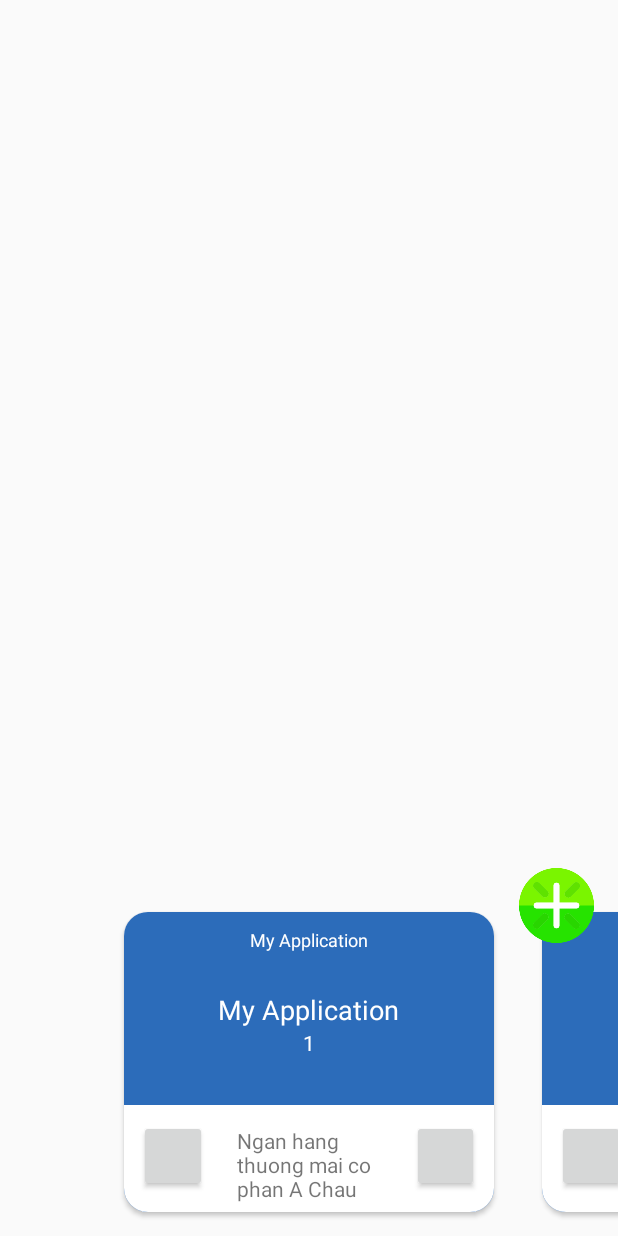
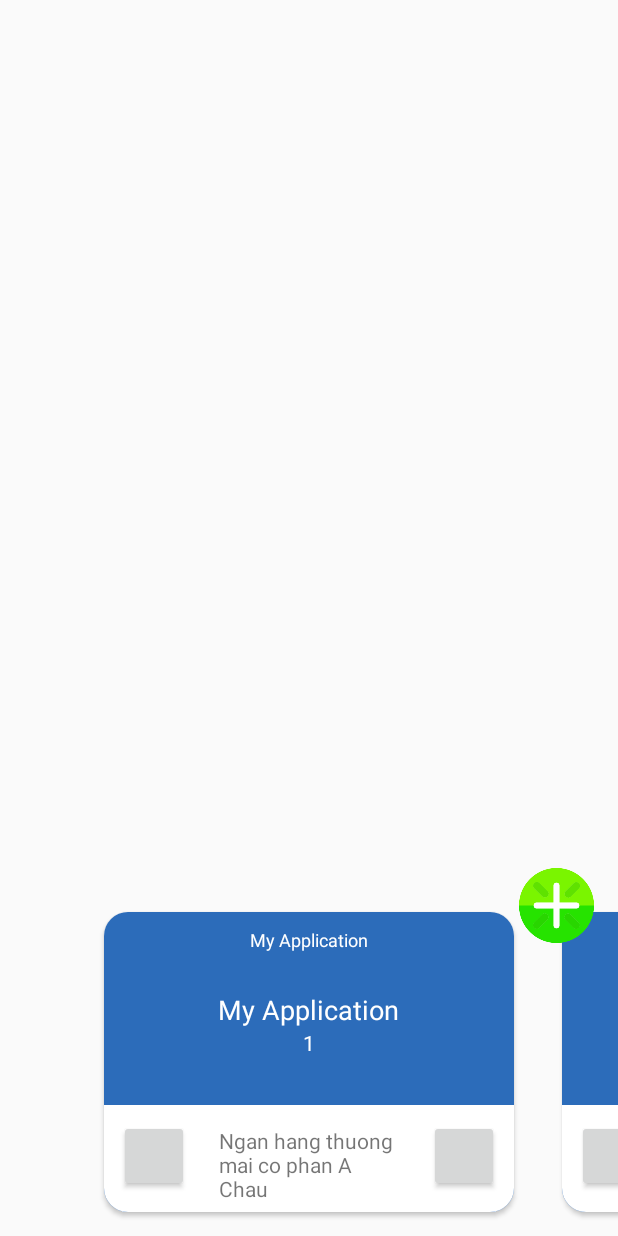
Before and after one commit to MinhLe2512/TestApplication, an Android app: the screen it shows after launch (MainActivity), on a phone screen of 412 x 824 dp. Run offline under Robolectric (Android 15) with nearby library versions, the phone set to English and light mode, and no system bars.

Commit message:
Initial Commit

```diff
--- a/app/src/main/java/com/example/myapplication/MainActivity.kt
+++ b/app/src/main/java/com/example/myapplication/MainActivity.kt
@@ -64,7 +64,7 @@ class MainActivity : AppCompatActivity() {
         val slider = ScreenSlidePagerAdapter(this, tl)
         view_unit.adapter = slider
 
-        view_unit.setPadding(100, 0, 100, 0)
+        view_unit.setPadding(80, 0, 80, 0)
         view_unit.clipToPadding = false
 
         view_unit.addOnPageChangeListener(viewPagerPageChangeListener)
```
